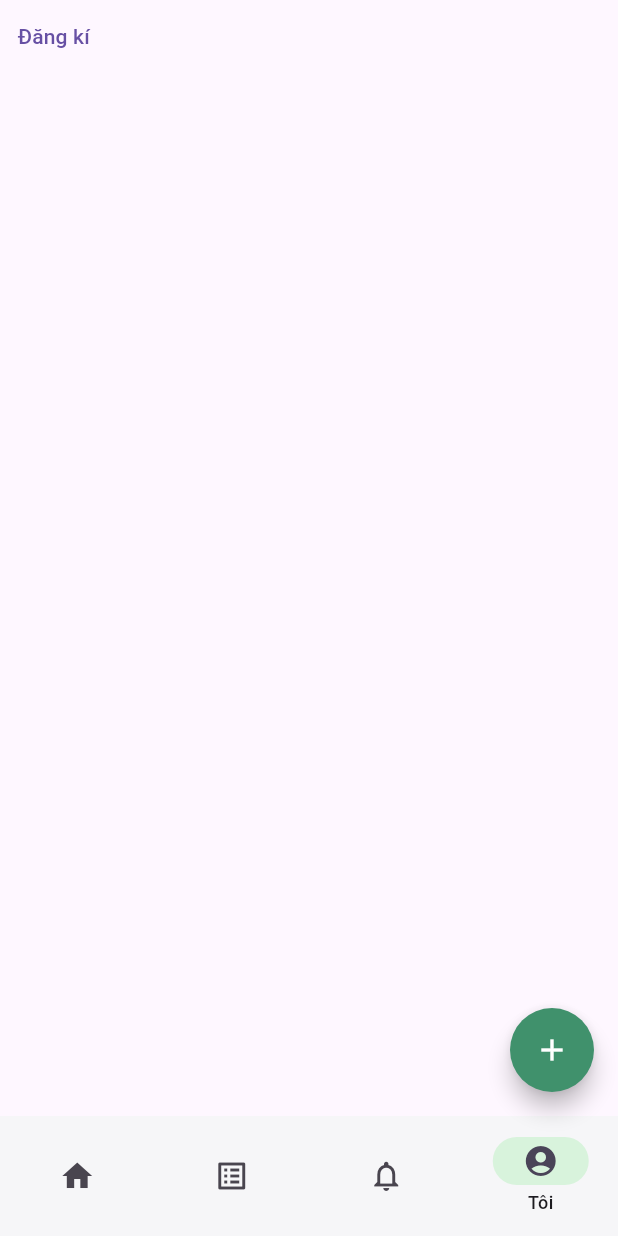
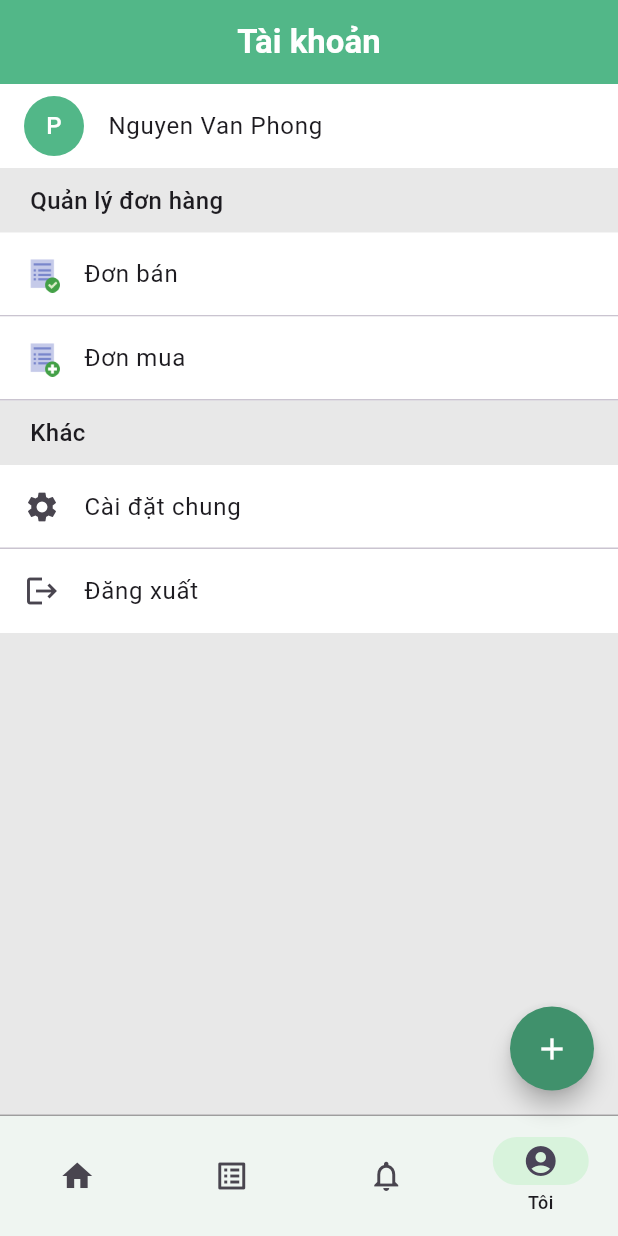
Before and after one commit to Windyyyyyyyyy/Flutter_Project, a Flutter app: the screen it shows after launch, item 4 of the bottom bar chosen, on a phone screen of 412 x 824 dp. Run offline on Flutter 3.47's test engine with Material 3 defaults, Android fonts, the phone set to English and light mode, and no system bars; our stand-ins replace carousel_slider.

Commit message:
finished my account screen

```diff
--- a/lib/mainpage.dart
+++ b/lib/mainpage.dart
@@ -30,7 +30,7 @@ class _MainWidgetState extends State<MainWidget> {
             statusBarColor: ColorConstants.green_600,
             statusBarIconBrightness: Brightness.light),
         toolbarHeight: 0,
-        elevation: 0,
+        // elevation: 0,
       ),
       body: Center(
         child: _widgetOptions.elementAt(_selectedIndex),
@@ -45,14 +45,23 @@ class _MainWidgetState extends State<MainWidget> {
         },
         child: const Icon(Icons.add),
       ),
-      bottomNavigationBar: NavigationBar(
+      bottomNavigationBar: Container(
+        decoration: const BoxDecoration(
+          border: Border(
+            top: BorderSide(
+              color: Colors.grey,
+              width: 1,
+            ),
+          ),
+        ),
+        child: NavigationBar(
           onDestinationSelected: (int index) {
             setState(() {
               _selectedIndex = index % _widgetOptions.length;
             });
           },
           indicatorColor: ColorConstants.green_100,
-        backgroundColor: ColorConstants.green_100.withOpacity(0.2),
+          backgroundColor: ColorConstants.green_100.withOpacity(0.4),
           selectedIndex: _selectedIndex,
           labelBehavior: NavigationDestinationLabelBehavior.onlyShowSelected,
           destinations: const <Widget>[
@@ -75,6 +84,7 @@ class _MainWidgetState extends State<MainWidget> {
             ),
           ],
         ),
+      ),
     );
   }
 }
--- a/lib/src/screens/home/home.dart
+++ b/lib/src/screens/home/home.dart
@@ -26,8 +26,7 @@ class _HomeWidgetState extends State<HomeWidget> {
         backgroundColor: ColorConstants.green_500,
         toolbarHeight: 70.0,
         centerTitle: true,
-        title: Expanded(
-          child: Row(
+        title: Row(
           mainAxisAlignment: MainAxisAlignment.spaceBetween,
           mainAxisSize: MainAxisSize.max,
           children: [
@@ -52,7 +51,6 @@ class _HomeWidgetState extends State<HomeWidget> {
           ],
         ),
       ),
-      ),
       body: const SingleChildScrollView(
         child: Column(
           mainAxisSize: MainAxisSize.min,
--- a/lib/src/screens/my_account/my_account.dart
+++ b/lib/src/screens/my_account/my_account.dart
@@ -1,4 +1,6 @@
 import 'package:flutter/material.dart';
+import 'package:market_place/src/config/color_constants.dart';
+import 'package:market_place/src/screens/personal_info/personal_info.dart';
 import 'package:market_place/src/screens/register/register.dart';
 
 class MyAccountWidget extends StatefulWidget {
@@ -12,12 +14,103 @@ class _MyAccountWidgetState extends State<MyAccountWidget> {
   @override
   Widget build(BuildContext context) {
     return Scaffold(
-      body: TextButton(
-        onPressed: () {
-          Navigator.push(context,
-              MaterialPageRoute(builder: (context) => const RegisterWidget()));
-        },
-        child: const Text("Đăng kí"),
+      appBar: AppBar(
+        title: const Text(
+          "Tài khoản",
+          style: TextStyle(fontSize: 22, fontWeight: FontWeight.w700),
+        ),
+        backgroundColor: ColorConstants.green_500,
+        foregroundColor: ColorConstants.white,
+        // toolbarHeight: 70.0,
+        centerTitle: true,
+      ),
+      body: Container(
+        color: ColorConstants.grey,
+        child: Column(
+          crossAxisAlignment: CrossAxisAlignment.start,
+          mainAxisSize: MainAxisSize.max,
+          children: [
+            Container(
+              color: ColorConstants.white,
+              child: ListTile(
+                leading: const CircleAvatar(
+                  backgroundColor: ColorConstants.green_500,
+                  child: Text(
+                    "P",
+                    style: TextStyle(color: ColorConstants.white),
+                  ),
+                ),
+                title: const Text("Nguyen Van Phong"),
+                onTap: () {
+                  Navigator.push(
+                      context,
+                      MaterialPageRoute(
+                          builder: (context) => const PersonalInfo()));
+                },
+              ),
+            ),
+            const Padding(
+              padding: EdgeInsets.symmetric(horizontal: 20, vertical: 10),
+              child: Text(
+                "Quản lý đơn hàng",
+                style: TextStyle(fontSize: 16, fontWeight: FontWeight.w500),
+              ),
+            ),
+            Container(
+              color: ColorConstants.white,
+              child: ListTile(
+                leading: Image.asset(
+                  "assets/images/my_account/sold_order.png",
+                  height: 24,
+                  width: 24,
+                ),
+                title: const Text("Đơn bán"),
+                tileColor: ColorConstants.white,
+              ),
+            ),
+            const Divider(height: 0),
+            Container(
+              color: ColorConstants.white,
+              child: ListTile(
+                leading: Image.asset(
+                  "assets/images/my_account/bought_order.png",
+                  // fit: BoxFit.contain,
+                  height: 24,
+                  width: 24,
+                ),
+                title: const Text("Đơn mua"),
+                tileColor: ColorConstants.white,
+              ),
+            ),
+            const Divider(height: 0),
+            const Padding(
+              padding: EdgeInsets.symmetric(horizontal: 20, vertical: 10),
+              child: Text(
+                "Khác",
+                style: TextStyle(fontSize: 16, fontWeight: FontWeight.w500),
+              ),
+            ),
+            Container(
+              color: ColorConstants.white,
+              child: ListTile(
+                leading: const Icon(Icons.settings),
+                title: const Text("Cài đặt chung"),
+                tileColor: ColorConstants.white,
+                onTap: () {},
+              ),
+            ),
+            const Divider(height: 0),
+            Container(
+              color: ColorConstants.white,
+              child: ListTile(
+                leading: const Icon(Icons.logout),
+                title: const Text("Đăng xuất"),
+                tileColor: ColorConstants.white,
+                onTap: () {},
+              ),
+            ),
+          ],
+        ),
       ),
     );
   }
--- /dev/null
+++ b/lib/src/screens/personal_info/personal_info.dart
@@ -0,0 +1,35 @@
+import 'package:flutter/material.dart';
+import 'package:flutter/services.dart';
+import 'package:market_place/src/config/color_constants.dart';
+
+class PersonalInfo extends StatefulWidget {
+  const PersonalInfo({super.key});
+
+  @override
+  State<PersonalInfo> createState() => _PersonalInfoState();
+}
+
+class _PersonalInfoState extends State<PersonalInfo> {
+  @override
+  Widget build(BuildContext context) {
+    return Scaffold(
+      appBar: AppBar(
+        systemOverlayStyle: const SystemUiOverlayStyle(
+          statusBarColor: ColorConstants.green_600,
+          // statusBarIconBrightness: Brightness.light,
+        ),
+        backgroundColor: ColorConstants.green_500,
+        // toolbarHeight: 70.0,
+        title: const Text(
+          "Nguyen Van Phong",
+          style: TextStyle(
+            fontSize: 22.0,
+            fontWeight: FontWeight.w700,
+          ),
+        ),
+        centerTitle: true,
+        foregroundColor: ColorConstants.white,
+      ),
+    );
+  }
+}
--- a/pubspec.yaml
+++ b/pubspec.yaml
@@ -24,4 +24,5 @@ flutter:
     - assets/images/home/post/
     - assets/images/home/carousel/
     - assets/images/home/
+    - assets/images/my_account/
     - assets/images/
```
Also changed, not shown: assets/images/my_account/bought_order.png (added), assets/images/my_account/sold_order.png (added). Lines whose indentation alone changed are shown as unchanged.
